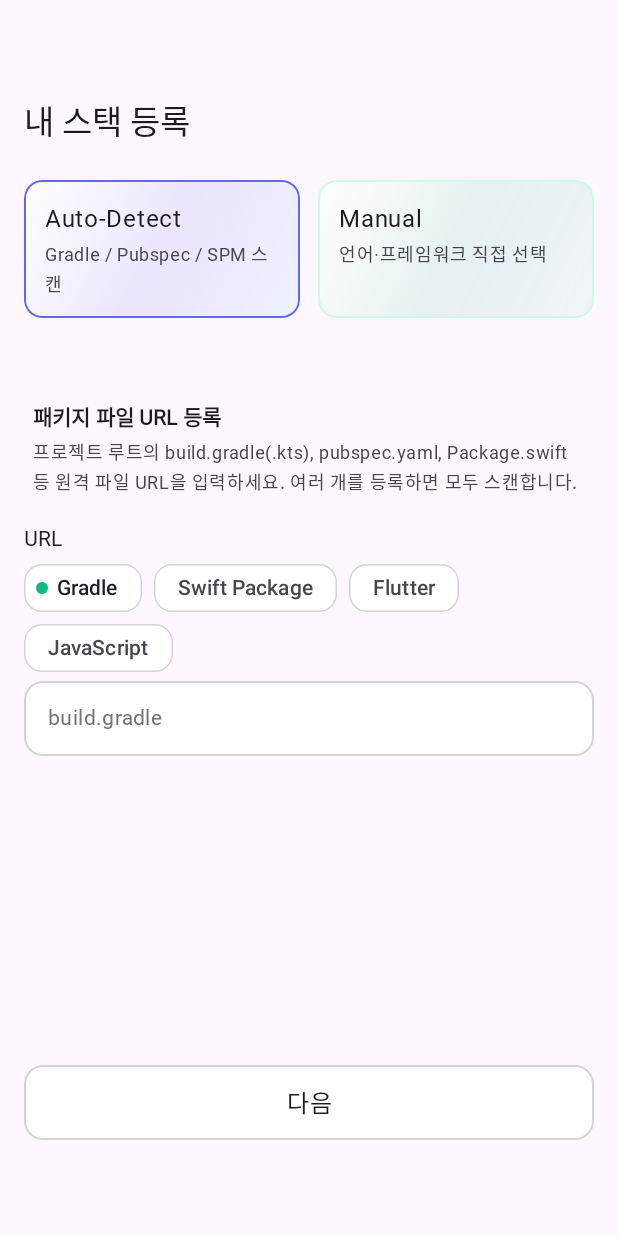
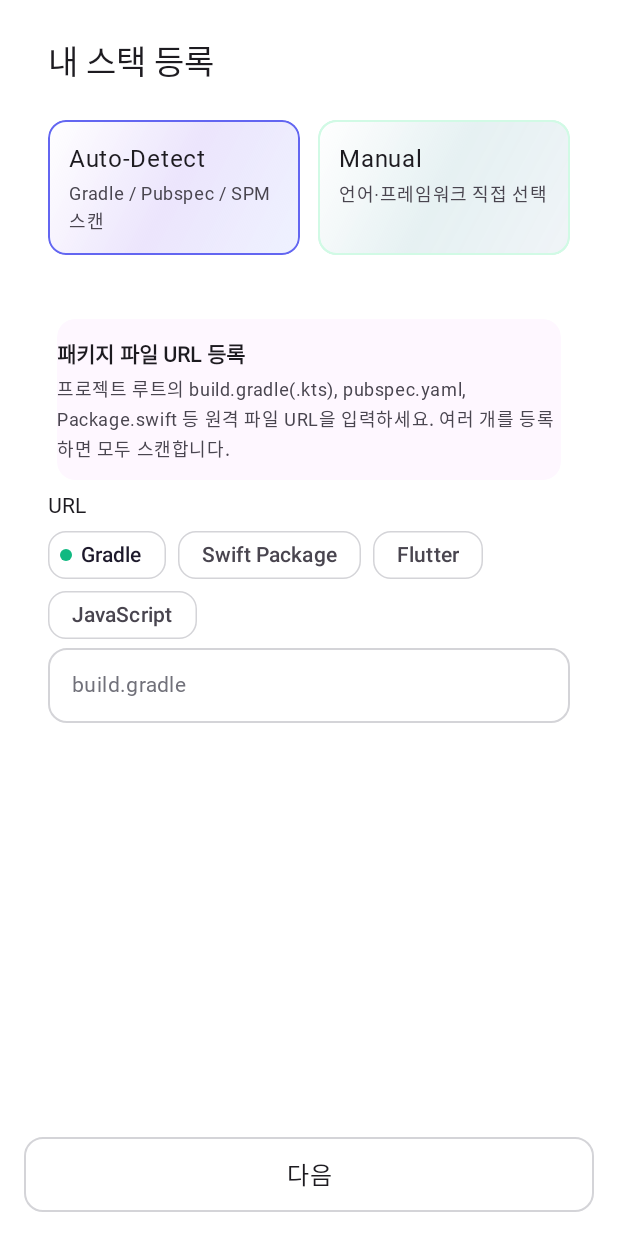
Before and after one commit to younghwan/Infinithon2025, an Android app: the screen it shows after launch (StackActivity), on a phone screen of 412 x 824 dp. Run offline under Robolectric (Android 15) with nearby library versions, the phone set to English and light mode, and no system bars; our stand-ins replace data binding.

Commit message:
StackActivity에 adjustPan 적용, SharedPreferences 작업 중

```diff
--- a/ReleaeSpoon/app/src/main/AndroidManifest.xml
+++ b/ReleaeSpoon/app/src/main/AndroidManifest.xml
@@ -14,7 +14,7 @@
         android:supportsRtl="true"
         android:usesCleartextTraffic="true"
         android:networkSecurityConfig="@xml/network_security_config"
-        android:theme="@style/Theme.Releaspoon">
+        android:theme="@style/Theme.Transparent">
         <activity
             android:name=".SplashActivity"
             android:exported="true" >
@@ -30,11 +30,11 @@
         <activity
             android:name=".StackActivity"
             android:exported="false"
+            android:windowSoftInputMode="adjustPan|stateHidden"
             android:theme="@style/Theme.Releaspoon" />
         <activity
             android:name=".MainActivity"
-            android:exported="false"
-            android:theme="@style/Theme.Releaspoon">
+            android:exported="false">
         </activity>
     </application>
 
--- a/ReleaeSpoon/app/src/main/java/com/dang1000/releaspoon/StackActivity.kt
+++ b/ReleaeSpoon/app/src/main/java/com/dang1000/releaspoon/StackActivity.kt
@@ -1,16 +1,18 @@
 package com.dang1000.releaspoon
 
 import android.content.Intent
+import android.graphics.Color
 import android.os.Bundle
+import androidx.appcompat.app.AppCompatActivity
 import androidx.core.content.ContextCompat
 import androidx.core.view.children
 import androidx.core.view.isVisible
-import com.dang1000.releaspoon.base.BaseActivity
+import androidx.databinding.DataBindingUtil
 import com.dang1000.releaspoon.databinding.ActivityStackBinding
 
-class StackActivity : BaseActivity<ActivityStackBinding>() {
-    override val layoutResID: Int
-        get() = R.layout.activity_stack
+class StackActivity : AppCompatActivity() {
+    val layoutResID: Int get() = R.layout.activity_stack
+    lateinit var viewDataBinding: ActivityStackBinding
 
     private val indigo300 by lazy { ContextCompat.getColor(this, R.color.indigo_500) }
     private val indigo100 by lazy { ContextCompat.getColor(this, R.color.indigo_100) }
@@ -23,7 +25,12 @@ class StackActivity : BaseActivity<ActivityStackBinding>() {
 
     override fun onCreate(savedInstanceState: Bundle?) {
         super.onCreate(savedInstanceState)
+        viewDataBinding = DataBindingUtil.setContentView(this, layoutResID)
+
         onClick()
+
+        window.statusBarColor = Color.WHITE
+        window.navigationBarColor = Color.WHITE
 
         // initial view
         viewAuto.chipGroupKind.setOnCheckedStateChangeListener { group, checkedIds ->
--- a/ReleaeSpoon/app/src/main/java/com/dang1000/releaspoon/base/BaseActivity.kt
+++ b/ReleaeSpoon/app/src/main/java/com/dang1000/releaspoon/base/BaseActivity.kt
@@ -1,14 +1,9 @@
 package com.dang1000.releaspoon.base
 
 import android.os.Bundle
-import android.view.View
-import android.view.ViewGroup
 import android.view.WindowManager
 import androidx.appcompat.app.AppCompatActivity
-import androidx.core.view.ViewCompat
 import androidx.core.view.WindowCompat
-import androidx.core.view.WindowInsetsCompat
-import androidx.core.view.updateLayoutParams
 import androidx.databinding.DataBindingUtil
 import androidx.databinding.ViewDataBinding
 
--- a/ReleaeSpoon/app/src/main/res/layout/activity_stack.xml
+++ b/ReleaeSpoon/app/src/main/res/layout/activity_stack.xml
@@ -5,10 +5,13 @@
     <androidx.constraintlayout.widget.ConstraintLayout
         android:layout_width="match_parent"
         android:layout_height="match_parent"
-        android:padding="16dp">
+        android:paddingHorizontal="16dp"
+        android:paddingBottom="16dp"
+        android:background="@color/white">
 
         <LinearLayout
             android:id="@+id/llContent"
+            android:paddingHorizontal="16dp"
             android:layout_width="match_parent"
             android:layout_height="0dp"
             android:orientation="vertical"
@@ -120,6 +123,7 @@
             android:fontFamily="@font/spoqa_han_sans_neo_medium"
             android:gravity="center_vertical"
             android:text="내 스택 등록"
+            android:paddingHorizontal="16dp"
             android:textAppearance="@style/TextAppearance.Material3.TitleLarge"
             app:layout_constraintTop_toTopOf="parent" />
 
--- a/ReleaeSpoon/app/src/main/res/values-v23/themes.xml
+++ b/ReleaeSpoon/app/src/main/res/values-v23/themes.xml
@@ -6,17 +6,7 @@
         <item name="windowActionBar">false</item>
         <item name="android:navigationBarColor">@android:color/transparent</item>
         <item name="android:statusBarColor">@android:color/transparent</item>
-<!--        <item name="android:windowLightStatusBar">?attr/isLightTheme</item>-->
-
-        <item name="android:windowTranslucentStatus">true</item>
-        <item name="android:windowTranslucentNavigation">true</item>
-        <item name="android:windowContentOverlay">@null</item>
-
-        <item name="android:windowLightStatusBar" >true</item>
-        <item name="android:enforceNavigationBarContrast" >false</item>
-        <item name="android:enforceStatusBarContrast" >false</item>
-
-        <item name="android:windowLightNavigationBar">true</item>
+        <item name="android:windowLightStatusBar">?attr/isLightTheme</item>
     </style>
 
     <style name="Theme.Transparent" parent="Theme.Material3.DayNight.NoActionBar">
@@ -25,5 +15,11 @@
         <item name="android:windowContentOverlay">@null</item>
         <item name="android:statusBarColor">@android:color/transparent</item>
         <item name="android:windowBackground">@android:color/transparent</item>
+
+        <item name="android:windowLightStatusBar" >true</item>
+        <item name="android:enforceNavigationBarContrast" >false</item>
+        <item name="android:enforceStatusBarContrast" >false</item>
+
+        <item name="android:windowLightNavigationBar">true</item>
     </style>
 </resources>
```
Also changed, not shown: ReleaeSpoon/app/src/main/java/com/dang1000/releaspoon/pref/SharedPreferencesManager.kt (added, +37 -0 lines).
